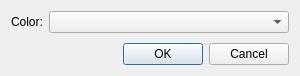
Before: the Qt Designer form ui/forms/newaddressdialog.ui in chromaway/ngcccbase, drawn with Qt 5.
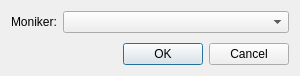
After: the same form once the commit is applied.

Patch:
```diff
--- a/ui/forms/newaddressdialog.ui
+++ b/ui/forms/newaddressdialog.ui
@@ -25,7 +25,7 @@
      <item>
       <widget class="QLabel" name="label">
        <property name="text">
-        <string>Color:</string>
+        <string>Moniker:</string>
        </property>
       </widget>
      </item>
```
Left out of the diff: 2 changed lines with no effect on the pictures.
